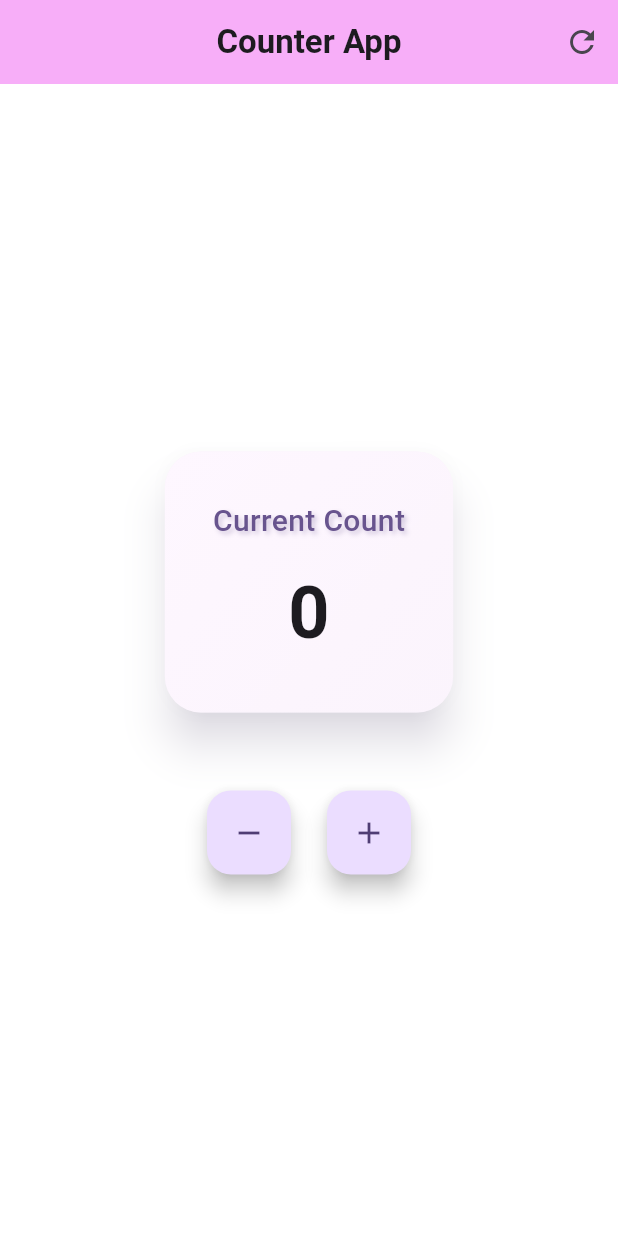
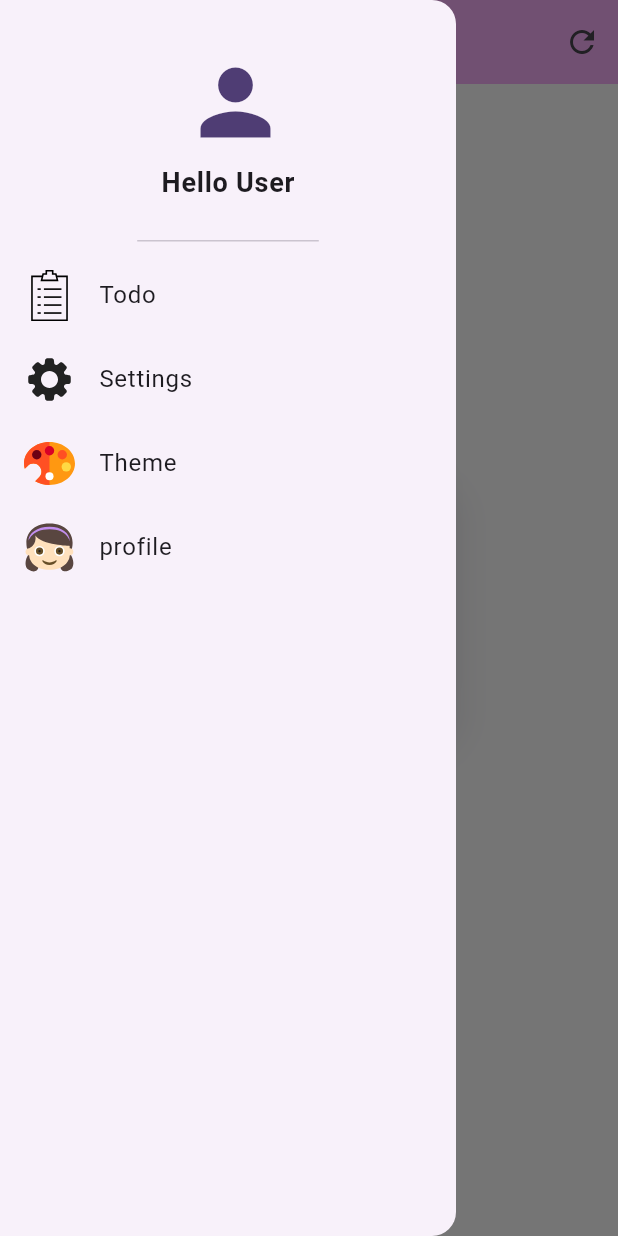
Before and after one commit to Susmeeta2311/counter_app_state_management, a Flutter app: the screen it shows after launch, with the side drawer open (before the commit the screen has no drawer), on a phone screen of 412 x 824 dp. Run offline on Flutter 3.47's test engine with Material 3 defaults, Android fonts, the phone set to English and light mode, and no system bars; our stand-ins replace flutter_svg, get.

Commit message:
first commit

```diff
--- a/lib/controller/counter_controller.dart
+++ b/lib/controller/counter_controller.dart
@@ -1,7 +1,9 @@
+import 'package:flutter/material.dart';
 import 'package:get/get.dart';
 
 class CounterController extends GetxController {
   final counter = 0.obs;
+  final isDarkMode= false.obs;
 
   void incrementClicked() {
     counter.value++;
@@ -16,4 +18,9 @@ class CounterController extends GetxController {
     counter.value = 0;
     print(counter);
   }
+  void onThemeClicked(){
+    isDarkMode.value= !isDarkMode.value;
+
+    Get.changeThemeMode(isDarkMode.value? ThemeMode.dark : ThemeMode.light);
+  }
 }
--- a/lib/controller/profile_controller.dart
+++ b/lib/controller/profile_controller.dart
@@ -0,0 +1,9 @@
+import 'package:get/get.dart';
+
+class ProfileController extends GetxController{
+
+
+  void showProfileData(){
+    print("name = xyz");
+  }
+}
--- a/lib/controller/todo_controller.dart
+++ b/lib/controller/todo_controller.dart
@@ -0,0 +1,20 @@
+import 'package:flutter/cupertino.dart';
+import 'package:get/get.dart';
+import 'package:state_management/model/todo_model.dart';
+
+class TodoController extends GetxController {
+  TextEditingController titleController = TextEditingController();
+  TextEditingController descriptionController = TextEditingController();
+
+  final todoList = [].obs;
+
+  void onSaveButtonClicked() {
+    todoList.add(TodoModel(
+        title: titleController.text, description: descriptionController.text));
+     //CLEAR THE VALUES FROM TITLE AND DESCRIPTION
+    titleController.text = "";
+    descriptionController.text = "";
+
+    print(todoList.length);
+  }
+}
--- a/lib/counter_getx_page.dart
+++ b/lib/counter_getx_page.dart
@@ -1,6 +1,8 @@
 import 'package:flutter/material.dart';
+import 'package:flutter_svg/svg.dart';
 import 'package:get/get.dart';
 import 'package:state_management/controller/counter_controller.dart';
+import 'package:state_management/todo_page.dart';
 
 
 class CounterGetxPage extends GetView<CounterController> {
@@ -8,8 +10,78 @@ class CounterGetxPage extends GetView<CounterController> {
 
   @override
   Widget build(BuildContext context) {
-    Get.put(CounterController());
     return Scaffold(
+      drawer: Drawer(
+        child: Column(
+          children: [
+            DrawerHeader(
+              child: Column(
+                mainAxisAlignment: MainAxisAlignment.center,
+                // Centers content vertically
+                children: [
+                  CircleAvatar(
+                    radius: 30, // Circular profile image/icon
+                    backgroundColor: Colors.transparent,
+                    child: Icon(Icons.person, size: 70),
+                  ),
+                  SizedBox(height: 15.0), // Spacing
+                  Text("Hello User", style: TextStyle(
+                      fontSize: 18, fontWeight: FontWeight.bold)),
+                ],
+              ),
+            ),
+            ListTile(
+              leading: SvgPicture.asset(
+                "assets/icons/todo.svg",
+                height: 34.0,
+                width: 34.0,
+              ),
+              title: Text("Todo"),
+              onTap: () {
+                //NAVIGATE TO THE BACK SCREEN
+                Get.back();
+
+                //NAVIGATE TO THE NEXT SCREEN
+                Get.to(TodoPage());
+              },
+            ),
+            ListTile(
+              leading: SvgPicture.asset(
+                "assets/icons/setting.svg",
+                height: 34.0,
+                width: 34.0,
+              ),
+              title: Text("Settings"),
+              onTap: () {
+
+              },
+            ),
+            ListTile(
+              leading: SvgPicture.asset(
+                "assets/icons/theme.svg",
+                height: 34.0,
+                width: 34.0,
+              ),
+              title: Text("Theme"),
+              onTap: () {
+                controller.onThemeClicked();
+              },
+            ),
+            ListTile(
+              leading: SvgPicture.asset(
+                "assets/icons/profile.svg",
+                height: 34.0,
+                width: 34.0,
+              ),
+              title: Text("profile"),
+              onTap: () {
+
+              },
+            ),
+          ],
+        ),
+      ),
+
       appBar: AppBar(
         title: const Text(
           "Counter App",
--- a/lib/main.dart
+++ b/lib/main.dart
@@ -1,7 +1,10 @@
 import 'package:flutter/material.dart';
 import 'package:get/get.dart';
+import 'package:state_management/controller/profile_controller.dart';
+import 'package:state_management/controller/todo_controller.dart';
 import 'package:state_management/counter_getx_page.dart';
 
+import 'controller/counter_controller.dart';
 
 void main() {
   runApp(const MyApp());
@@ -14,12 +17,25 @@ class MyApp extends StatelessWidget {
   @override
   Widget build(BuildContext context) {
     return GetMaterialApp(
+      debugShowCheckedModeBanner: false,
       title: 'Flutter Demo',
       theme: ThemeData(
-
-        colorScheme: ColorScheme.fromSeed(seedColor: Colors.deepPurple),
+        colorScheme: ColorScheme.fromSeed(seedColor: Colors.deepPurple,brightness: Brightness.light),
         useMaterial3: true,
       ),
+      darkTheme: ThemeData(
+        colorScheme: ColorScheme.fromSeed(seedColor: Colors.deepPurple, brightness: Brightness.dark),
+      ),
+      themeMode: ThemeMode.system,
+
+
+      initialBinding: BindingsBuilder(() {
+        //IT WILL ALLOCATE MEMORY AT THE STARTING OF THE APPLICATION
+        Get.put(CounterController()); // DEPENDENCY INJECTION
+        Get.put(TodoController());
+        // IT WILL ALLOCATE MEMORY AT THE TIME OF NAVIGATING TO THE PROFILE PAGE
+        Get.lazyPut<ProfileController>(() => ProfileController());
+      }),
       home: CounterGetxPage(),
     );
   }
@@ -27,7 +43,6 @@ class MyApp extends StatelessWidget {
 
 class MyHomePage extends StatefulWidget {
   const MyHomePage({super.key, required this.title});
-
 
   final String title;
 
@@ -40,14 +55,12 @@ class _MyHomePageState extends State<MyHomePage> {
 
   void _incrementCounter() {
     setState(() {
-
       _counter++;
     });
   }
 
   @override
   Widget build(BuildContext context) {
-
     return Scaffold(
       appBar: AppBar(
         // TRY THIS: Try changing the color here to a specific color (to
@@ -62,7 +75,6 @@ class _MyHomePageState extends State<MyHomePage> {
         // Center is a layout widget. It takes a single child and positions it
         // in the middle of the parent.
         child: Column(
-
           mainAxisAlignment: MainAxisAlignment.center,
           children: <Widget>[
             const Text(
--- a/lib/model/todo_model.dart
+++ b/lib/model/todo_model.dart
@@ -0,0 +1,6 @@
+class TodoModel{
+  final String title;
+  final String description;
+
+  TodoModel({required this.title,required this.description});
+}
--- a/pubspec.yaml
+++ b/pubspec.yaml
@@ -36,6 +36,7 @@ dependencies:
   # Use with the CupertinoIcons class for iOS style icons.
   cupertino_icons: ^1.0.8
   get: ^4.7.2
+  flutter_svg: ^2.0.17
 
 dev_dependencies:
   flutter_test:
@@ -60,8 +61,8 @@ flutter:
   uses-material-design: true
 
   # To add assets to your application, add an assets section, like this:
-  # assets:
-  #   - images/a_dot_burr.jpeg
+  assets:
+      - assets/icons/
   #   - images/a_dot_ham.jpeg
 
   # An image asset can refer to one or more resolution-specific "variants", see
```
Also changed, not shown: lib/todo_page.dart (+67 -0 lines), pubspec.lock.
